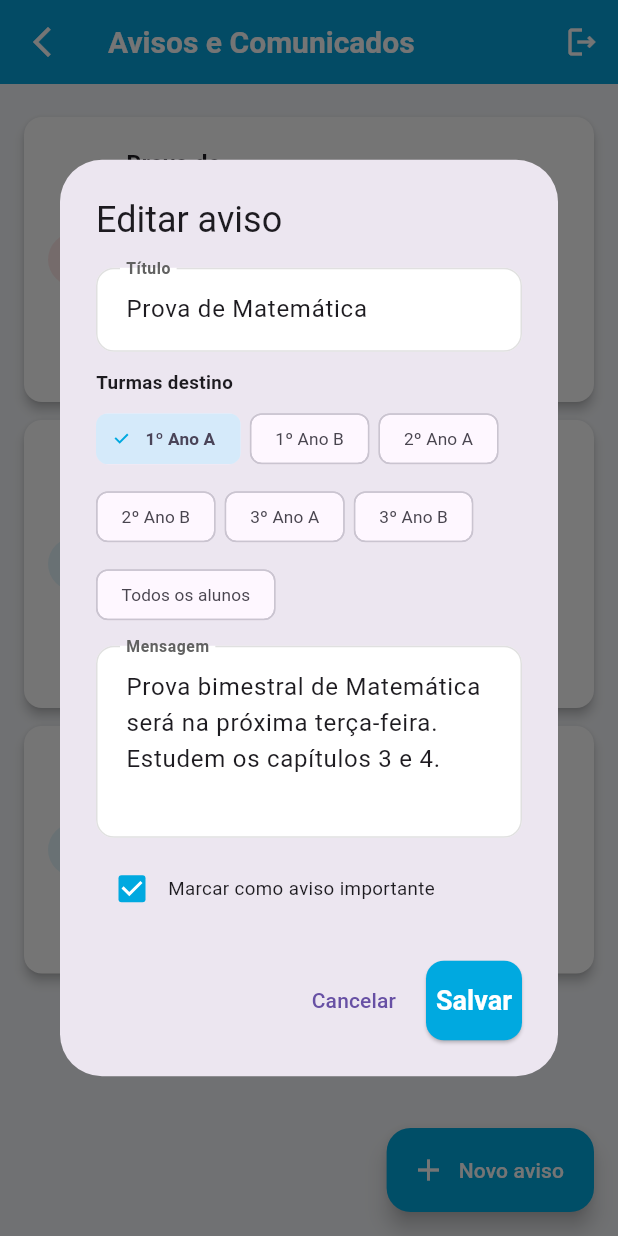
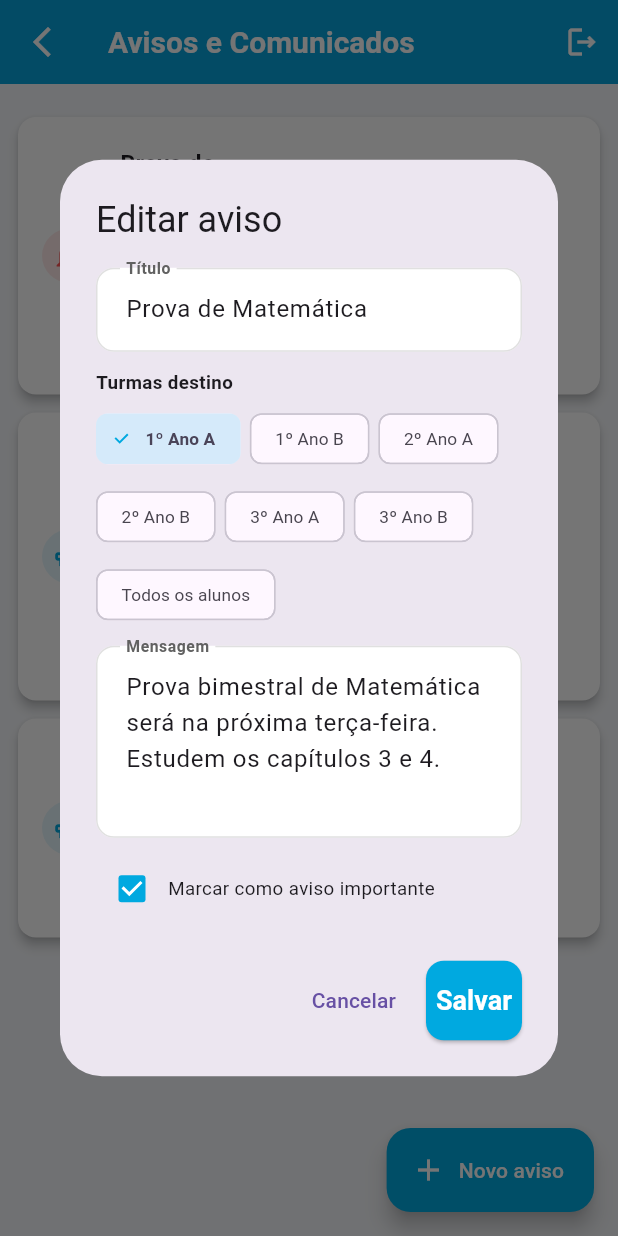
Before and after one commit to MingMatheus/PI_S4_sistema_de_professores_poliedro, a Flutter app: the ProfessorAvisosScreen screen opened by its route, after a tap on the "edit" icon, on a phone screen of 412 x 824 dp. Run offline on Flutter 3.47's test engine with Material 3 defaults, Android fonts, the phone set to English and light mode, and no system bars; our stand-ins replace jwt_decoder, shared_preferences; accounts and stored records are empty.

Commit message:
adapta tela de avisos do professor para celular e desktop

```diff
--- a/frontend/lib/scr/telas/professor/avisos_professor_screen.dart
+++ b/frontend/lib/scr/telas/professor/avisos_professor_screen.dart
@@ -74,6 +74,9 @@ class _ProfessorAvisosScreenState extends State<ProfessorAvisosScreen> {
     await showDialog(
       context: context,
       builder: (dialogContext) {
+        final largura = MediaQuery.of(dialogContext).size.width;
+        final bool isMobile = largura < 600;
+
         return StatefulBuilder(
           builder: (ctx, setStateDialog) {
             void toggleTurma(String turma) {
@@ -101,6 +104,10 @@ class _ProfessorAvisosScreenState extends State<ProfessorAvisosScreen> {
             return AlertDialog(
               title: const Text('Novo aviso'),
               content: SingleChildScrollView(
+                child: ConstrainedBox(
+                  constraints: BoxConstraints(
+                    maxWidth: isMobile ? largura * 0.9 : 520,
+                  ),
                   child: Column(
                     mainAxisSize: MainAxisSize.min,
                     crossAxisAlignment: CrossAxisAlignment.start,
@@ -109,7 +116,8 @@ class _ProfessorAvisosScreenState extends State<ProfessorAvisosScreen> {
                         controller: tituloController,
                         decoration: const InputDecoration(
                           labelText: 'Título',
-                        hintText: 'Ex: Aviso de prova, trabalho, recado geral...',
+                          hintText:
+                              'Ex: Aviso de prova, trabalho, recado geral...',
                         ),
                       ),
                       const SizedBox(height: 12),
@@ -133,8 +141,9 @@ class _ProfessorAvisosScreenState extends State<ProfessorAvisosScreen> {
                               turma == 'Geral' ? 'Todos os alunos' : turma,
                               style: TextStyle(
                                 fontSize: 11.5,
-                              fontWeight:
-                                  selected ? FontWeight.w600 : FontWeight.w400,
+                                fontWeight: selected
+                                    ? FontWeight.w600
+                                    : FontWeight.w400,
                               ),
                             ),
                             selected: selected,
@@ -183,6 +192,7 @@ class _ProfessorAvisosScreenState extends State<ProfessorAvisosScreen> {
                     ],
                   ),
                 ),
+              ),
               actions: [
                 TextButton(
                   onPressed: () => Navigator.pop(dialogContext),
@@ -219,8 +229,7 @@ class _ProfessorAvisosScreenState extends State<ProfessorAvisosScreen> {
                       _avisos.insert(0, {
                         'titulo': titulo,
                         'mensagem': mensagem,
-                        'turmas':
-                            List<String>.from(turmasSelecionadas),
+                        'turmas': List<String>.from(turmasSelecionadas),
                         'data': dataFormatada,
                         'importante': importante,
                       });
@@ -254,6 +263,9 @@ class _ProfessorAvisosScreenState extends State<ProfessorAvisosScreen> {
     await showDialog(
       context: context,
       builder: (dialogContext) {
+        final largura = MediaQuery.of(dialogContext).size.width;
+        final bool isMobile = largura < 600;
+
         return StatefulBuilder(
           builder: (ctx, setStateDialog) {
             void toggleTurma(String turma) {
@@ -280,6 +292,10 @@ class _ProfessorAvisosScreenState extends State<ProfessorAvisosScreen> {
             return AlertDialog(
               title: const Text('Editar aviso'),
               content: SingleChildScrollView(
+                child: ConstrainedBox(
+                  constraints: BoxConstraints(
+                    maxWidth: isMobile ? largura * 0.9 : 520,
+                  ),
                   child: Column(
                     mainAxisSize: MainAxisSize.min,
                     crossAxisAlignment: CrossAxisAlignment.start,
@@ -311,8 +327,9 @@ class _ProfessorAvisosScreenState extends State<ProfessorAvisosScreen> {
                               turma == 'Geral' ? 'Todos os alunos' : turma,
                               style: TextStyle(
                                 fontSize: 11.5,
-                              fontWeight:
-                                  selected ? FontWeight.w600 : FontWeight.w400,
+                                fontWeight: selected
+                                    ? FontWeight.w600
+                                    : FontWeight.w400,
                               ),
                             ),
                             selected: selected,
@@ -353,6 +370,7 @@ class _ProfessorAvisosScreenState extends State<ProfessorAvisosScreen> {
                     ],
                   ),
                 ),
+              ),
               actions: [
                 TextButton(
                   onPressed: () => Navigator.pop(dialogContext),
@@ -385,8 +403,7 @@ class _ProfessorAvisosScreenState extends State<ProfessorAvisosScreen> {
                       _avisos[index] = {
                         'titulo': titulo,
                         'mensagem': mensagem,
-                        'turmas':
-                            List<String>.from(turmasSelecionadas),
+                        'turmas': List<String>.from(turmasSelecionadas),
                         'data': aviso['data'],
                         'importante': importante,
                       };
@@ -423,8 +440,7 @@ class _ProfessorAvisosScreenState extends State<ProfessorAvisosScreen> {
             child: const Text('Cancelar'),
           ),
           ElevatedButton(
-            style:
-                ElevatedButton.styleFrom(backgroundColor: Colors.redAccent),
+            style: ElevatedButton.styleFrom(backgroundColor: Colors.redAccent),
             onPressed: () => Navigator.pop(context, true),
             child: const Text('Excluir'),
           ),
@@ -443,6 +459,14 @@ class _ProfessorAvisosScreenState extends State<ProfessorAvisosScreen> {
 
   @override
   Widget build(BuildContext context) {
+    final largura = MediaQuery.of(context).size.width;
+    final bool isMobile = largura < 800;
+
+    final EdgeInsets pagePadding = EdgeInsets.symmetric(
+      horizontal: isMobile ? 12 : 24,
+      vertical: 16,
+    );
+
     return Scaffold(
       backgroundColor: const Color(0xFFF5F7FA),
       appBar: AppBar(
@@ -487,8 +511,13 @@ class _ProfessorAvisosScreenState extends State<ProfessorAvisosScreen> {
         label: const Text('Novo aviso'),
       ),
       floatingActionButtonLocation: FloatingActionButtonLocation.endFloat,
-      body: Padding(
-        padding: const EdgeInsets.all(16),
+      body: Container(
+        color: const Color(0xFFF5F7FA),
+        child: Padding(
+          padding: pagePadding,
+          child: Center(
+            child: ConstrainedBox(
+              constraints: const BoxConstraints(maxWidth: 1100),
               child: _avisos.isEmpty
                   ? const Center(
                       child: Text(
@@ -570,11 +599,13 @@ class _ProfessorAvisosScreenState extends State<ProfessorAvisosScreen> {
                                       color: Colors.grey[700],
                                     ),
                                     const SizedBox(width: 4),
-                              Text(
+                                    Expanded(
+                                      child: Text(
                                         _turmasLabel(turmas),
                                         style: TextStyle(
                                           fontSize: 11.5,
                                           color: Colors.grey[700],
+                                        ),
                                       ),
                                     ),
                                     if (importante) ...[
@@ -585,8 +616,10 @@ class _ProfessorAvisosScreenState extends State<ProfessorAvisosScreen> {
                                           vertical: 2,
                                         ),
                                         decoration: BoxDecoration(
-                                    color: Colors.redAccent.withOpacity(0.12),
-                                    borderRadius: BorderRadius.circular(8),
+                                          color: Colors.redAccent
+                                              .withOpacity(0.12),
+                                          borderRadius:
+                                              BorderRadius.circular(8),
                                         ),
                                         child: const Text(
                                           'IMPORTANTE',
@@ -630,6 +663,9 @@ class _ProfessorAvisosScreenState extends State<ProfessorAvisosScreen> {
                       },
                     ),
             ),
+          ),
+        ),
+      ),
     );
   }
 }
```
Lines whose indentation alone changed are shown as unchanged.
